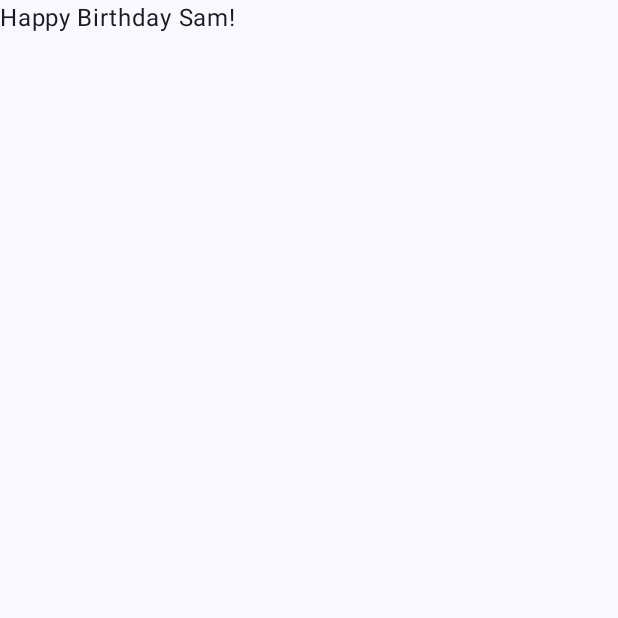
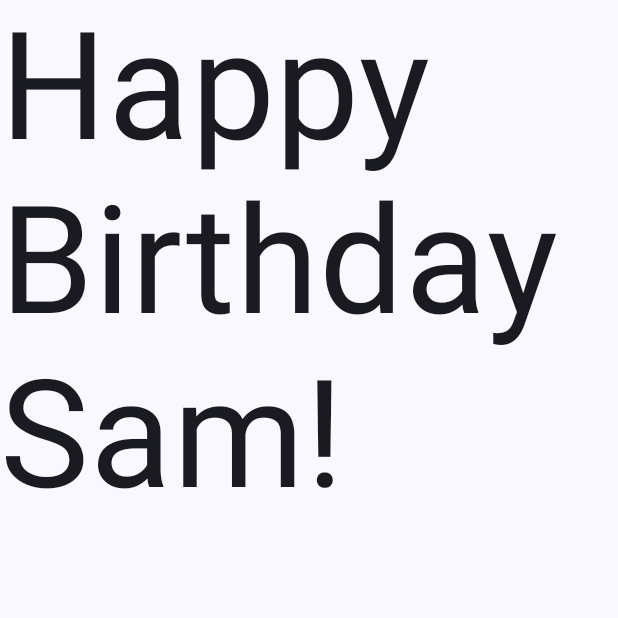
Before and after one commit to denlak77/MobileSystem-, an Android app built with Jetpack Compose: the screen it shows after launch (MainActivity), on a phone screen of 412 x 824 dp, the top half of it. Run offline under Robolectric (Android 15) with nearby library versions, the phone set to English and light mode, and no system bars.

Commit message:
change font

```diff
--- a/Unit 1/HappyBirthday/app/src/main/java/com/example/happybirthday/MainActivity.kt
+++ b/Unit 1/HappyBirthday/app/src/main/java/com/example/happybirthday/MainActivity.kt
@@ -11,7 +11,7 @@ import androidx.compose.runtime.Composable
 import androidx.compose.ui.Modifier
 import androidx.compose.ui.tooling.preview.Preview
 import com.example.happybirthday.ui.theme.HappyBirthdayTheme
-
+import androidx.compose.ui.unit.sp
 class MainActivity : ComponentActivity() {
     override fun onCreate(savedInstanceState: Bundle?) {
         super.onCreate(savedInstanceState)
@@ -33,7 +33,8 @@ class MainActivity : ComponentActivity() {
 fun GreetingText(message: String, modifier: Modifier = Modifier) {
     Text(
         text = message,
-        modifier = modifier
+        fontSize = 100.sp,
+        lineHeight = 116.sp,
     )
 }
 
```
